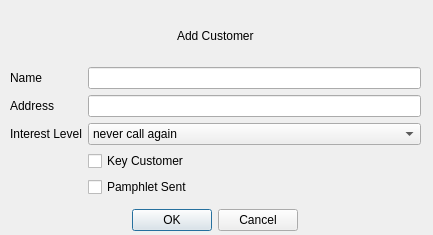
Before: the Qt Designer form forms/AddCustomerPopup.ui in tigerjpg/cybersecurity, drawn with Qt 5.
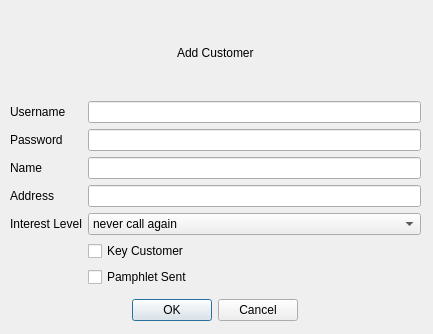
After: the same form once the commit is applied.

Commit message: [#21] adding a customer manually now adds a corresponding user record. - other little fixes

What changed in the file:
```diff
--- a/forms/AddCustomerPopup.ui
+++ b/forms/AddCustomerPopup.ui
@@ -7,7 +7,7 @@
     <x>0</x>
     <y>0</y>
     <width>433</width>
-    <height>235</height>
+    <height>334</height>
    </rect>
   </property>
   <property name="windowTitle">
@@ -19,7 +19,7 @@
      <x>10</x>
      <y>10</y>
      <width>411</width>
-     <height>221</height>
+     <height>311</height>
     </rect>
    </property>
    <layout class="QVBoxLayout" name="verticalLayout">
@@ -33,41 +33,65 @@
     <item>
      <layout class="QFormLayout" name="formLayout">
       <item row="0" column="0">
+       <widget class="QLabel" name="label_5">
+        <property name="text">
+         <string>Username</string>
+        </property>
+       </widget>
+      </item>
+      <item row="0" column="1">
+       <widget class="QLineEdit" name="add_customer_username_box">
+        <property name="maxLength">
+         <number>128</number>
+        </property>
+       </widget>
+      </item>
+      <item row="1" column="1">
+       <widget class="QLineEdit" name="add_customer_password_box">
+        <property name="maxLength">
+         <number>128</number>
+        </property>
+        <property name="echoMode">
+         <enum>QLineEdit::Password</enum>
+        </property>
+       </widget>
+      </item>
+      <item row="2" column="0">
        <widget class="QLabel" name="label">
         <property name="text">
          <string>Name</string>
         </property>
        </widget>
       </item>
-      <item row="0" column="1">
+      <item row="2" column="1">
        <widget class="QLineEdit" name="add_customer_name_box">
         <property name="maxLength">
          <number>128</number>
         </property>
        </widget>
       </item>
-      <item row="1" column="0">
+      <item row="3" column="0">
        <widget class="QLabel" name="label_2">
         <property name="text">
          <string>Address</string>
         </property>
        </widget>
       </item>
-      <item row="1" column="1">
+      <item row="3" column="1">
        <widget class="QLineEdit" name="add_customer_address_box">
         <property name="maxLength">
          <number>256</number>
         </property>
        </widget>
       </item>
-      <item row="2" column="0">
+      <item row="4" column="0">
        <widget class="QLabel" name="label_3">
         <property name="text">
          <string>Interest Level</string>
         </property>
        </widget>
       </item>
-      <item row="2" column="1">
+      <item row="4" column="1">
        <widget class="QComboBox" name="add_customer_interest_comboBox">
         <item>
          <property name="text">
@@ -91,23 +115,30 @@
         </item>
        </widget>
       </item>
-      <item row="5" column="0">
-       <layout class="QHBoxLayout" name="horizontalLayout"/>
-      </item>
-      <item row="4" column="1">
-       <widget class="QCheckBox" name="add_customer_sent_checkBox">
-        <property name="text">
-         <string>Pamphlet Sent</string>
-        </property>
-       </widget>
-      </item>
-      <item row="3" column="1">
+      <item row="5" column="1">
        <widget class="QCheckBox" name="add_customer_key_checkBox">
         <property name="text">
          <string>Key Customer</string>
         </property>
        </widget>
       </item>
+      <item row="6" column="1">
+       <widget class="QCheckBox" name="add_customer_sent_checkBox">
+        <property name="text">
+         <string>Pamphlet Sent</string>
+        </property>
+       </widget>
+      </item>
+      <item row="7" column="0">
+       <layout class="QHBoxLayout" name="horizontalLayout"/>
+      </item>
+      <item row="1" column="0">
+       <widget class="QLabel" name="label_6">
+        <property name="text">
+         <string>Password</string>
+        </property>
+       </widget>
+      </item>
      </layout>
     </item>
     <item alignment="Qt::AlignHCenter">
```
The commit also changes 6 other files.
